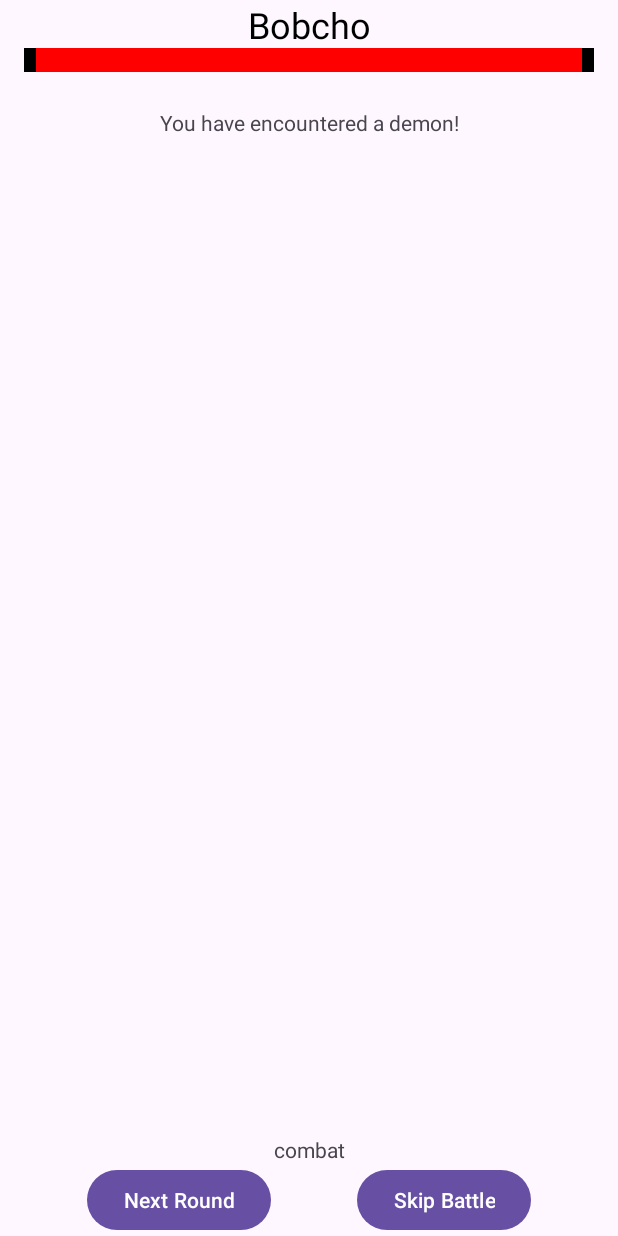
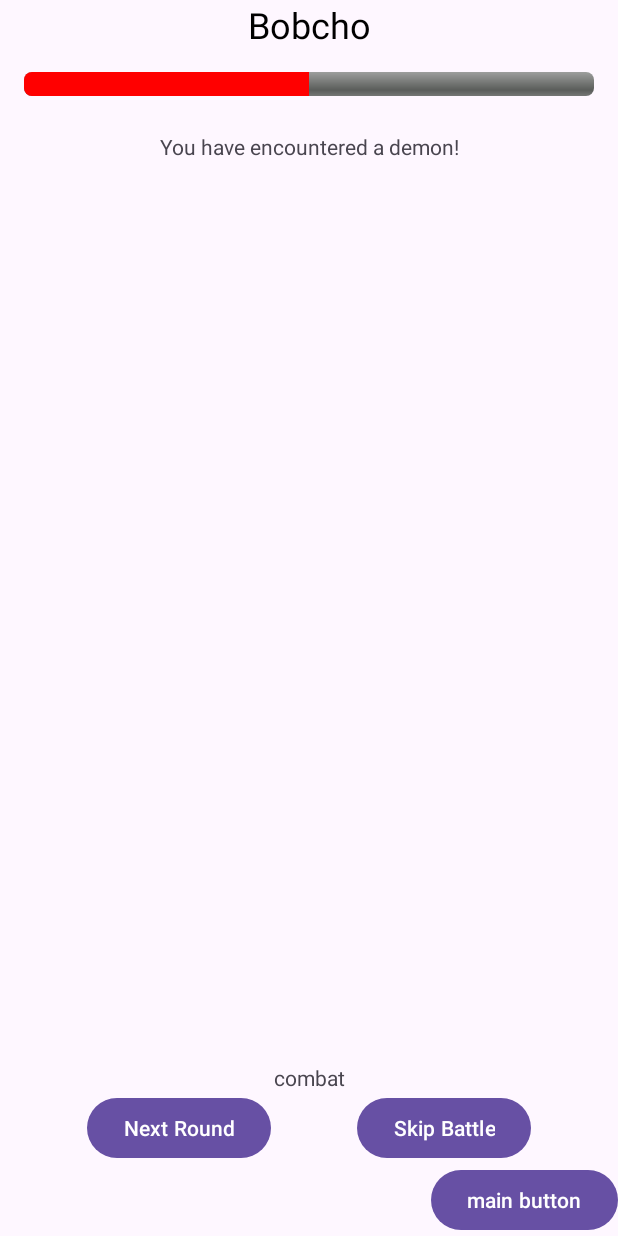
Before and after one commit to NikolaChachev/NBU, an Android app: the screen it shows after launch (MainActivity), on a phone screen of 412 x 824 dp. Run offline under Robolectric (Android 15) with nearby library versions, the phone set to English and light mode, and no system bars; our stand-ins replace Dagger/Hilt's generated code, data binding; 5 statements that could not run were skipped.

Commit message:
Fix the main activity to contain a progress bar for the health instead of image views

```diff
--- a/app/src/main/res/layout/activity_main.xml
+++ b/app/src/main/res/layout/activity_main.xml
@@ -13,44 +13,41 @@
             android:layout_width="match_parent"
             android:layout_height="32dp"
             android:layout_marginHorizontal="16dp"
-            app:layout_constraintTop_toTopOf="parent"
+            android:gravity="center"
+            android:textColor="@color/black"
+            android:textSize="24sp"
+            app:layout_constraintEnd_toEndOf="parent"
             app:layout_constraintStart_toStartOf="parent"
-            app:layout_constraintEnd_toEndOf="parent"
+            app:layout_constraintTop_toTopOf="parent" />
 
-            android:gravity="center"
-            android:textSize="24sp"
-            android:textColor="@color/black"
-            />
-
-        <ImageView
-            android:id="@+id/main_character_healthbar_background"
-            android:layout_width="match_parent"
-            android:layout_marginHorizontal="16dp"
-            android:layout_height="16dp"
-            app:layout_constraintStart_toStartOf="parent"
-            app:layout_constraintTop_toBottomOf="@id/main_character_name"
-            android:src="@color/black"
-            />
-
-        <ImageView
-            android:id="@+id/main_character_healthbar_top"
+        <ProgressBar
+            android:id="@+id/main_character_health_bar"
+            style="@style/CustomProgressBarHorizontal"
             android:layout_width="match_parent"
             android:layout_height="16dp"
-            android:layout_marginHorizontal="24dp"
-            app:layout_constraintStart_toStartOf="@id/main_character_healthbar_top"
-            app:layout_constraintEnd_toEndOf="@id/main_character_healthbar_background"
-            app:layout_constraintTop_toTopOf="@id/main_character_healthbar_background"
-            android:src="@color/red"
-            />
+            android:layout_marginHorizontal="16dp"
+            android:layout_marginTop="16dp"
+            android:progress="50"
+            android:progressTint="@color/red"
+            app:layout_constraintStart_toStartOf="parent"
+            app:layout_constraintTop_toBottomOf="@id/main_character_name" />
 
         <FrameLayout
             android:id="@+id/fragment_container"
             android:layout_width="match_parent"
             android:layout_height="0dp"
             android:layout_marginTop="16dp"
-            app:layout_constraintTop_toBottomOf="@id/main_character_healthbar_top"
+            app:layout_constraintBottom_toTopOf="@id/main_button"
+            app:layout_constraintStart_toStartOf="parent"
+            app:layout_constraintTop_toBottomOf="@id/main_character_health_bar" />
+
+        <Button
+            android:id="@+id/main_button"
+            android:layout_width="wrap_content"
+            android:layout_height="wrap_content"
+            android:text="main button"
             app:layout_constraintBottom_toBottomOf="parent"
-            app:layout_constraintStart_toStartOf="parent"/>
+            app:layout_constraintEnd_toEndOf="parent" />
 
     </androidx.constraintlayout.widget.ConstraintLayout>
 </layout>
--- a/app/src/main/res/values-night/themes.xml
+++ b/app/src/main/res/values-night/themes.xml
@@ -1,7 +1,12 @@
-<resources xmlns:tools="http://schemas.android.com/tools">
+<resources>
     <!-- Base application theme. -->
     <style name="Base.Theme.NBU" parent="Theme.Material3.DayNight.NoActionBar">
         <!-- Customize your dark theme here. -->
         <!-- <item name="colorPrimary">@color/my_dark_primary</item> -->
     </style>
+
+    <style name="CustomProgressBarHorizontal" parent="android:Widget.ProgressBar.Horizontal">
+        <item name="android:minHeight">10dip</item>
+        <item name="android:maxHeight">20dip</item>
+    </style>
 </resources>
--- a/app/src/main/res/values/themes.xml
+++ b/app/src/main/res/values/themes.xml
@@ -1,4 +1,4 @@
-<resources xmlns:tools="http://schemas.android.com/tools">
+<resources>
     <!-- Base application theme. -->
     <style name="Base.Theme.NBU" parent="Theme.Material3.DayNight.NoActionBar">
         <!-- Customize your light theme here. -->
@@ -6,4 +6,9 @@
     </style>
 
     <style name="Theme.NBU" parent="Base.Theme.NBU" />
+
+    <style name="CustomProgressBarHorizontal" parent="android:Widget.ProgressBar.Horizontal">
+        <item name="android:minHeight">10dip</item>
+        <item name="android:maxHeight">20dip</item>
+    </style>
 </resources>
```
